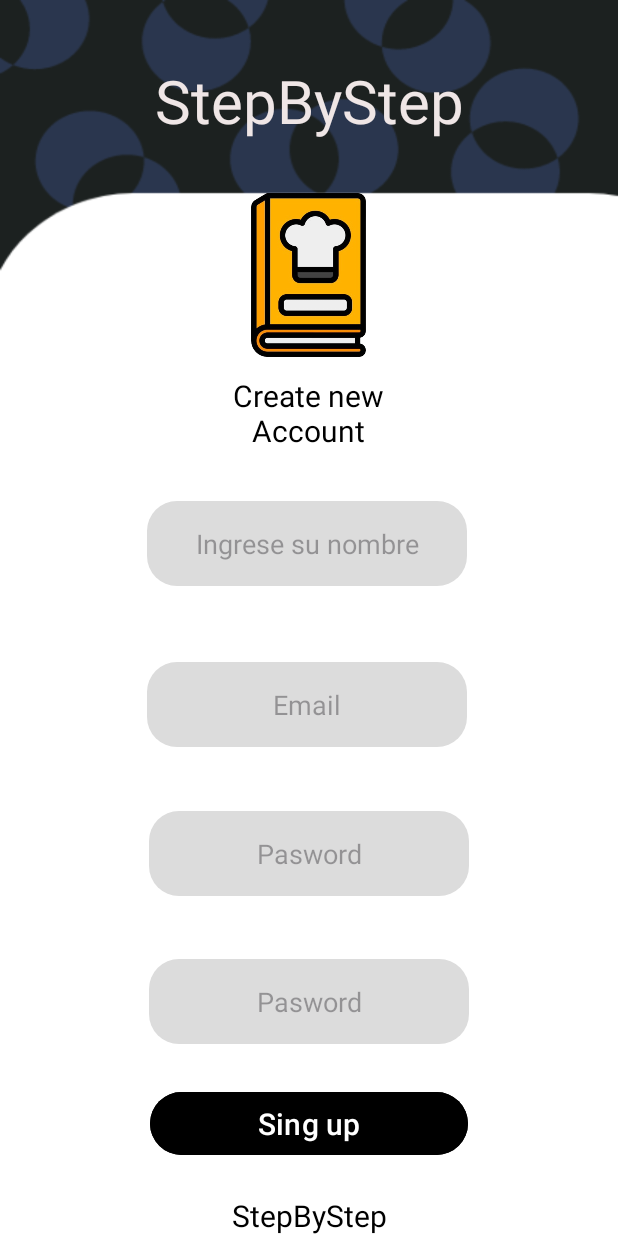
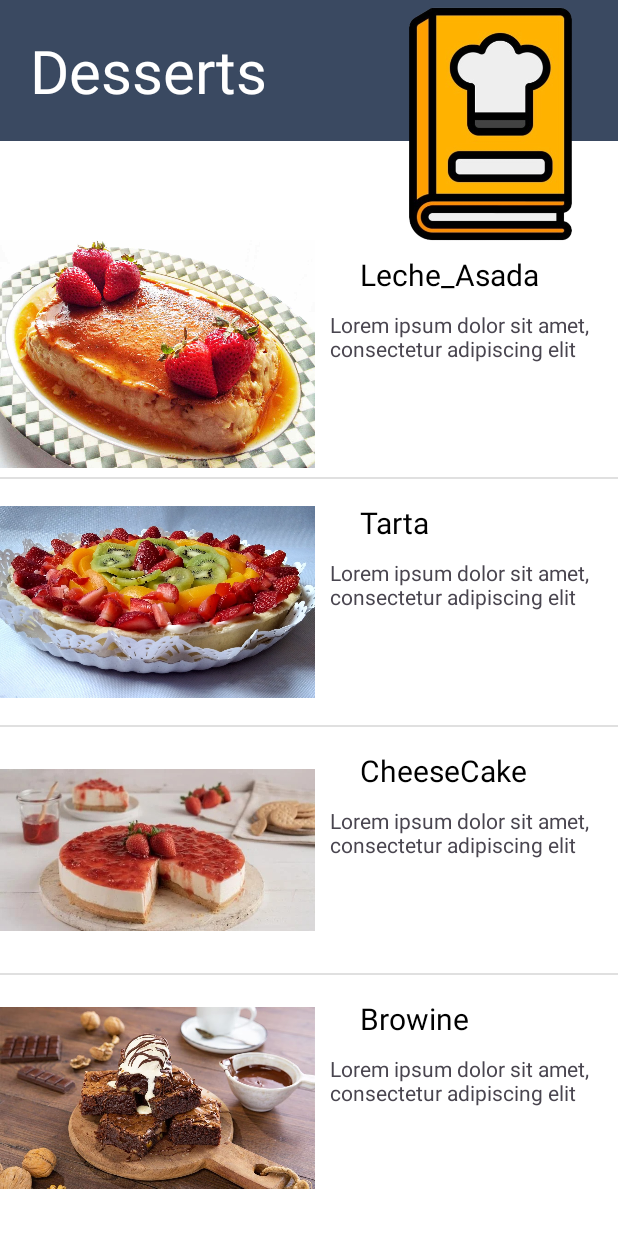
Before and after one commit to PhoenixHear7/Proyecto-Aplicaciones-M-viles, an Android app: the screen it shows after launch (RegisterActivity before the commit, FoodsMenuActivity after it), after a tap on "SIgnup !", on a phone screen of 412 x 824 dp. Run offline under Robolectric (Android 15) with nearby library versions, the phone set to English and light mode, and no system bars.

Commit message:
Se añadio la lista de comidas

```diff
--- a/app/src/main/AndroidManifest.xml
+++ b/app/src/main/AndroidManifest.xml
@@ -12,6 +12,12 @@
         android:supportsRtl="true"
         android:theme="@style/Theme.StepByStep"
         tools:targetApi="31">
+        <activity
+            android:name=".activity_list_foodsmenu"
+            android:exported="false" />
+        <activity
+            android:name=".FoodsMenuActivity"
+            android:exported="false" />
         <activity
             android:name=".FragmentActivity"
             android:exported="false"
--- /dev/null
+++ b/app/src/main/java/com/example/stepbystep/FoodsMenuActivity.kt
@@ -0,0 +1,18 @@
+package com.example.stepbystep
+
+import androidx.appcompat.app.AppCompatActivity
+import android.os.Bundle
+import com.example.stepbystep.databinding.ActivityFoodsMenuBinding
+
+class FoodsMenuActivity : AppCompatActivity() {
+    override fun onCreate(savedInstanceState: Bundle?) {
+        super.onCreate(savedInstanceState)
+        val binding = ActivityFoodsMenuBinding.inflate(layoutInflater)
+        setContentView(binding.root)
+        val foodsMenu = arrayListOf<String>("Leche_Asada", "Tarta", "CheeseCake", "Browine")
+
+        val adapter = FoodsMenuAdapter(this, R.layout.activity_foodsmenu_list, foodsMenu)
+
+        binding.listfood.adapter = adapter
+    }
+}
--- /dev/null
+++ b/app/src/main/java/com/example/stepbystep/FoodsMenuAdapter.kt
@@ -0,0 +1,22 @@
+package com.example.stepbystep
+
+import android.app.Activity
+import android.view.View
+import android.view.ViewGroup
+import android.widget.ArrayAdapter
+import android.widget.ImageView
+import android.widget.TextView
+
+class FoodsMenuAdapter(val context: Activity, val layout: Int, val data: ArrayList<String>)
+    : ArrayAdapter<String>(context,layout, data) {
+
+    override fun getView(position: Int, convertView: View?, parent: ViewGroup): View {
+        val view = context.layoutInflater.inflate(layout, null)
+        val name = view.findViewById<TextView>(R.id.foodsname)
+        name.text= data[position]
+        val imageID = context.resources.getIdentifier(data[position].lowercase(), "drawable", context.packageName)
+        val img = view.findViewById<ImageView>(R.id.foodsimage)
+        img.setImageResource(imageID)
+        return view
+    }
+}
--- a/app/src/main/java/com/example/stepbystep/MainActivity.kt
+++ b/app/src/main/java/com/example/stepbystep/MainActivity.kt
@@ -15,7 +15,7 @@ class MainActivity : AppCompatActivity() {
 
         // utilizamos el binding para que al seleccionar al opcion sign nos envie a la actividad de esta
          binding.singupButton.setOnClickListener {
-             val i = Intent(this, RegisterActivity::class.java)
+             val i = Intent(this, FoodsMenuActivity::class.java)
              startActivity(i)
          }
         // utilizamos el binding para que al seleccionar la opcion log in sign nos envie a la actividad de esta
--- /dev/null
+++ b/app/src/main/res/layout/activity_foods_menu.xml
@@ -0,0 +1,43 @@
+<?xml version="1.0" encoding="utf-8"?>
+<androidx.constraintlayout.widget.ConstraintLayout xmlns:android="http://schemas.android.com/apk/res/android"
+    xmlns:app="http://schemas.android.com/apk/res-auto"
+    xmlns:tools="http://schemas.android.com/tools"
+    android:layout_width="match_parent"
+    android:layout_height="match_parent"
+    tools:context=".FoodsMenuActivity"
+    android:background="@color/white">
+
+    <TextView
+        android:id="@+id/daily_foods"
+        android:layout_width="match_parent"
+        android:layout_height="wrap_content"
+        android:text="Desserts"
+        android:textSize="40sp"
+        android:padding="20dp"
+        app:layout_constraintStart_toStartOf="parent"
+        app:layout_constraintTop_toTopOf="parent"
+        app:layout_constraintBottom_toTopOf="@+id/listfood"
+        android:background="@color/blue"
+        android:textColor="@color/white"/>
+
+
+    <ImageView
+        android:id="@+id/logo"
+        android:layout_width="170dp"
+        android:layout_height="165dp"
+        app:layout_constraintEnd_toEndOf="parent"
+        app:layout_constraintHorizontal_bias="1.0"
+        app:layout_constraintStart_toStartOf="parent"
+        app:layout_constraintTop_toTopOf="parent"
+        app:srcCompat="@drawable/libro_de_recetas" />
+
+    <ListView
+        android:id="@id/listfood"
+        android:layout_width="match_parent"
+        android:layout_height="wrap_content"
+        app:layout_constraintTop_toBottomOf="@+id/daily_foods"
+        android:layout_marginTop="60dp"/>
+
+
+
+</androidx.constraintlayout.widget.ConstraintLayout>
--- /dev/null
+++ b/app/src/main/res/layout/activity_foodsmenu_list.xml
@@ -0,0 +1,57 @@
+<?xml version="1.0" encoding="utf-8"?>
+<androidx.constraintlayout.widget.ConstraintLayout xmlns:android="http://schemas.android.com/apk/res/android"
+    xmlns:app="http://schemas.android.com/apk/res-auto"
+    xmlns:tools="http://schemas.android.com/tools"
+    android:layout_width="match_parent"
+    android:layout_height="match_parent">
+
+    <LinearLayout
+        android:layout_width="match_parent"
+        android:layout_height="wrap_content"
+        app:layout_constraintBottom_toBottomOf="parent"
+        app:layout_constraintEnd_toEndOf="parent"
+        app:layout_constraintStart_toStartOf="parent"
+        app:layout_constraintTop_toTopOf="parent"
+        android:orientation="horizontal">
+
+        <ImageView
+            android:id="@+id/foodsimage"
+            android:layout_width="210dp"
+            android:layout_height="164dp"
+            app:layout_constraintBottom_toBottomOf="parent"
+            app:layout_constraintEnd_toEndOf="parent"
+            app:layout_constraintStart_toStartOf="parent"
+            app:layout_constraintTop_toTopOf="parent"
+            app:srcCompat="@drawable/leche_asada" />
+
+        <LinearLayout
+            android:layout_width="match_parent"
+            android:layout_height="wrap_content"
+            android:orientation="vertical">
+
+
+        <TextView
+            android:id="@+id/foodsname"
+            android:layout_width="match_parent"
+            android:layout_height="wrap_content"
+            android:text="Leche Asada"
+            android:textColor="#000000"
+            android:textSize="20dp"
+            android:layout_marginLeft="30dp"
+            android:layout_marginTop="15dp"/>
+
+         <TextView
+             android:layout_width="match_parent"
+             android:layout_height="wrap_content"
+             android:text="Lorem ipsum dolor sit amet, consectetur adipiscing elit"
+             android:layout_marginTop="10dp"
+             android:layout_marginLeft="10dp"/>
+        </LinearLayout>
+
+
+    </LinearLayout>
+
+
+
+
+</androidx.constraintlayout.widget.ConstraintLayout>
```
Also changed, not shown: app/src/main/res/drawable/browine.jpg (added), app/src/main/res/drawable/cheesecake.jpg (added), app/src/main/res/drawable/leche_asada.jpg (added), app/src/main/res/drawable/tarta.jpg (added).
